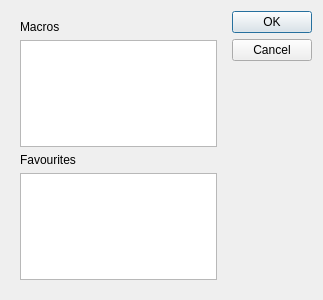
Before: the Qt Designer form src/pcot/assets/import.ui in AU-ExoMars/PCOT, drawn with Qt 5.
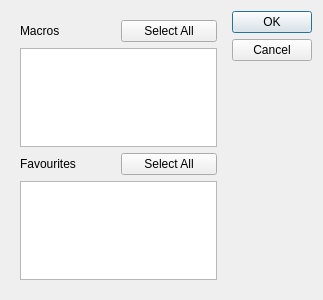
After: the same form once the commit is applied.

Commit message: import dialog code factored out, and select all buttons added

```diff
--- a/src/pcot/assets/import.ui
+++ b/src/pcot/assets/import.ui
@@ -16,27 +16,41 @@
   <layout class="QHBoxLayout" name="horizontalLayout">
    <item>
     <widget class="QWidget" name="widget" native="true">
-     <layout class="QVBoxLayout" name="verticalLayout">
-      <item>
+     <layout class="QGridLayout" name="gridLayout">
+      <item row="3" column="0">
+       <widget class="QLabel" name="label_2">
+        <property name="text">
+         <string>Favourites</string>
+        </property>
+       </widget>
+      </item>
+      <item row="0" column="0">
        <widget class="QLabel" name="label">
         <property name="text">
          <string>Macros</string>
         </property>
        </widget>
       </item>
-      <item>
+      <item row="0" column="1">
+       <widget class="QPushButton" name="allMacros">
+        <property name="text">
+         <string>Select All</string>
+        </property>
+       </widget>
+      </item>
+      <item row="2" column="0" colspan="2">
        <widget class="QListView" name="macrosList"/>
       </item>
-      <item>
-       <widget class="QLabel" name="label_2">
-        <property name="text">
-         <string>Favourites</string>
-        </property>
-       </widget>
-      </item>
-      <item>
+      <item row="4" column="0" colspan="2">
        <widget class="QListView" name="favesList"/>
       </item>
+      <item row="3" column="1">
+       <widget class="QPushButton" name="allFaves">
+        <property name="text">
+         <string>Select All</string>
+        </property>
+       </widget>
+      </item>
      </layout>
     </widget>
    </item>
```
The commit also changes 2 other files.
